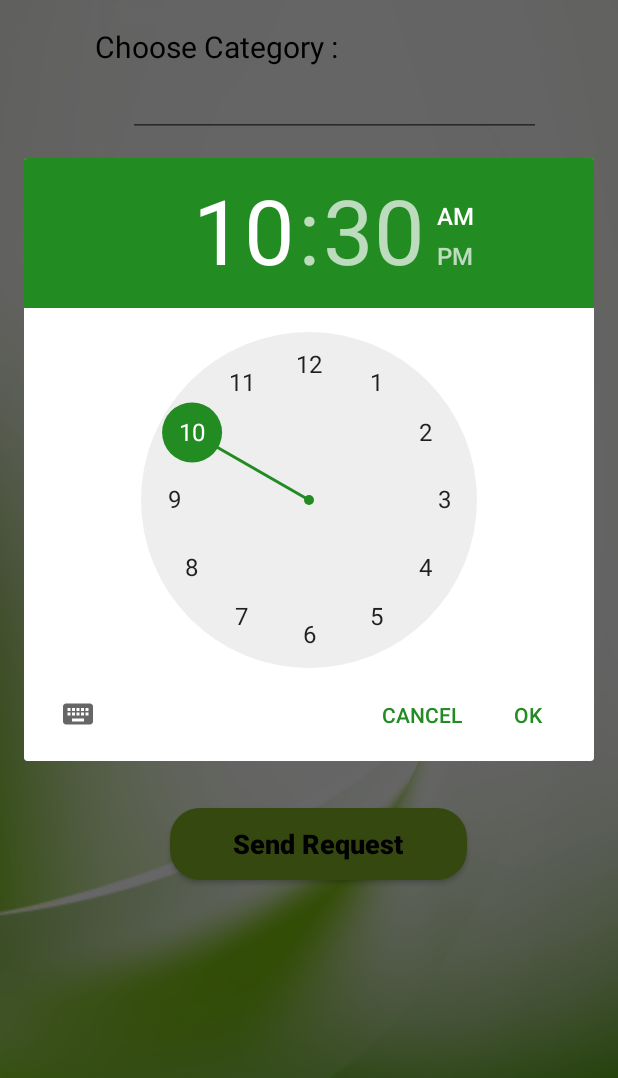
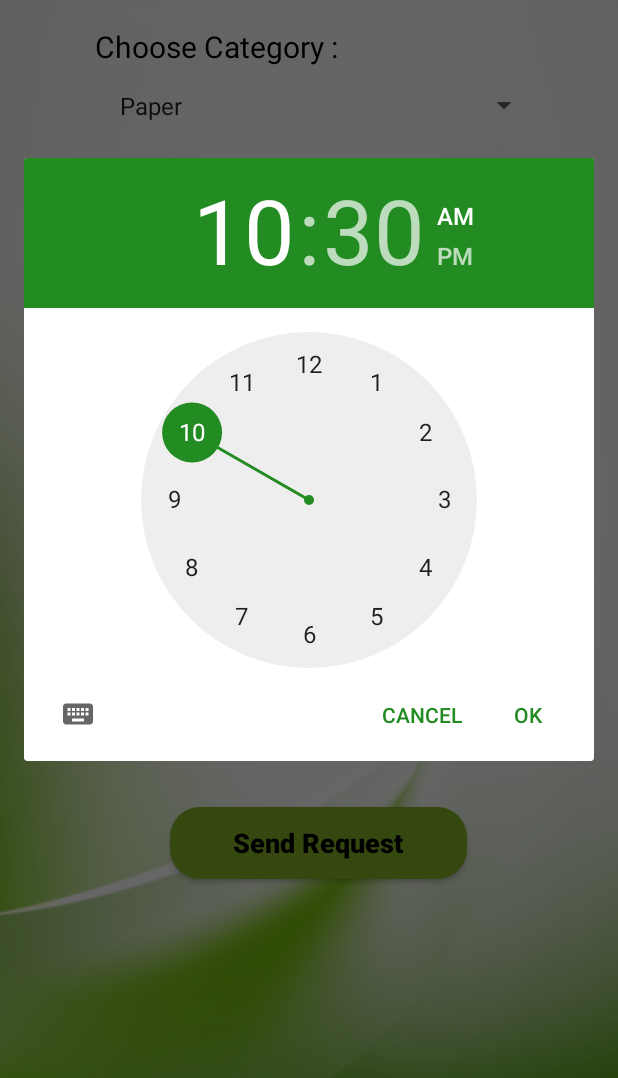
Before and after one commit to IT19073774/EcoClan_MAD, an Android app: the RecyclerRequestActivity screen opened directly, with no data from a screen before it, after a tap on "Pick Time", on a phone screen of 412 x 824 dp, the part 158-1236 px from its top. Run offline under Robolectric (Android 15) with nearby library versions, the phone set to English and light mode, and no system bars; our stand-ins replace Firebase (no records; nobody signed in at launch, a user with empty details on screens opened directly).

Commit message:
Insert Request Update Commit

```diff
--- a/app/src/main/java/com/example/ecoclan_v2/RecyclerRequestActivity.java
+++ b/app/src/main/java/com/example/ecoclan_v2/RecyclerRequestActivity.java
@@ -6,6 +6,7 @@ import android.content.Intent;
 import android.os.Bundle;
 import android.util.Log;
 import android.view.View;
+import android.widget.AdapterView;
 import android.widget.ArrayAdapter;
 import android.widget.Button;
 import android.widget.CalendarView;
@@ -22,6 +23,8 @@ import androidx.appcompat.app.AppCompatActivity;
 import com.google.android.gms.tasks.OnCompleteListener;
 import com.google.android.gms.tasks.Task;
 import com.google.firebase.auth.FirebaseAuth;
+import com.google.firebase.firestore.DocumentReference;
+import com.google.firebase.firestore.DocumentSnapshot;
 import com.google.firebase.firestore.FirebaseFirestore;
 import com.google.firebase.firestore.QuerySnapshot;
 
@@ -31,14 +34,16 @@ import java.util.HashMap;
 import java.util.List;
 import java.util.Map;
 
-public class RecyclerRequestActivity extends AppCompatActivity {
+public class RecyclerRequestActivity extends AppCompatActivity implements AdapterView.OnItemSelectedListener{
 
     Button btnDate, btnTime, btnAdd, btnSub;
     TextView date, time;
-    EditText weight, category;
+    EditText weight;
+    String category;
     Calendar calendar;
     DatePickerDialog datePickerDialog;
     TimePickerDialog timePickerDialog;
+    Spinner spin;
 
     FirebaseAuth auth = FirebaseAuth.getInstance();
     FirebaseFirestore db = FirebaseFirestore.getInstance();
@@ -57,29 +62,81 @@ public class RecyclerRequestActivity extends AppCompatActivity {
         date = findViewById(R.id.editTextDate);
         time = findViewById(R.id.editTextDate3);
         weight = findViewById(R.id.editTextTextPersonName1);
-        category = findViewById(R.id.editTextTextPersonName7);
+
+        spin = (Spinner) findViewById(R.id.spinner);
+        spin.setOnItemSelectedListener(this);
+        List<String> cat = new ArrayList<>();
+        cat.add("Paper");
+        cat.add("Glass");
+        cat.add("Plastic");
+        cat.add("Cloth");
+        cat.add("Metal");
+        ArrayAdapter<String> dataAdapter = new ArrayAdapter<>(this, android.R.layout.simple_spinner_item, cat);
+        dataAdapter.setDropDownViewResource(android.R.layout.simple_spinner_dropdown_item);
+        spin.setAdapter(dataAdapter);
+
+    }
+
+    @Override
+    public void onItemSelected(AdapterView<?> adapterView, View view, int i, long l) {
+        category = spin.getItemAtPosition(i).toString();
+    }
+
+    @Override
+    public void onNothingSelected(AdapterView<?> adapterView) {
 
     }
 
     public void request(View view){
 
         final String cat, wei, da,ti;
-        cat = category.getText().toString();
         wei = weight.getText().toString();
         da = date.getText().toString();
         ti = time.getText().toString();
 
+        DocumentReference dRef = db.collection("RecyclerCounter").document("Count");
+        dRef.get().addOnCompleteListener(new OnCompleteListener<DocumentSnapshot>() {
+            @Override
+            public void onComplete(@NonNull Task<DocumentSnapshot> task) {
+                if (task.isSuccessful()) {
+                    DocumentSnapshot doc = task.getResult();
+                    if (doc.exists()) {
+                        final Integer Count =  Integer.parseInt(doc.getData().get("Count").toString());
+
                         Map<String, Object> request = new HashMap<>();
-        request.put("Category", cat);
+                        request.put("Category", category);
                         request.put("Weight", wei);
                         request.put("ExpectedDate ", da);
                         request.put("ExpectedTime", ti);
                         request.put("RequesterID ", current_user);
+                        request.put("Status ", "PENDING");
 
-        db.collection("RecyclerRequests").document().set(request);
-        Toast.makeText(getApplicationContext(), "Request sent!", Toast.LENGTH_SHORT).show();
+                        final Map<String, Object> count = new HashMap<>();
+                        count.put("Count", Count+1);
+                        count.put("GiverID", "RECYCLER");
+
+                        db.collection("RecyclerRequests").document("RES0" + Count).set(request).addOnCompleteListener(new OnCompleteListener<Void>() {
+                            @Override
+                            public void onComplete(@NonNull Task<Void> task) {
+                                if (task.isSuccessful()) {
+                                    db.collection("RecyclerCounter").document("Count").set(count).addOnCompleteListener(new OnCompleteListener<Void>() {
+                                        @Override
+                                        public void onComplete(@NonNull Task<Void> task) {
+                                            if (task.isSuccessful()) {
+                                                Toast.makeText(getApplicationContext(), "Request Sent", Toast.LENGTH_LONG).show();
                                                 Intent intent = new Intent(getApplicationContext(), RecyclerHomeActivity.class);
                                                 startActivity(intent);
+                                            }
+                                        }
+                                    });
+                                }
+                            }
+                        });
+
+                    }
+                }
+            }
+        });
 
     }
 
--- a/app/src/main/res/layout/activity_recycler_request.xml
+++ b/app/src/main/res/layout/activity_recycler_request.xml
@@ -60,12 +60,28 @@
         app:layout_constraintStart_toStartOf="parent"
         app:layout_constraintTop_toBottomOf="@+id/textView2" />
 
+    <Spinner
+        android:id="@+id/spinner"
+        android:layout_width="298dp"
+        android:layout_height="51dp"
+        android:layout_below="@+id/city"
+        android:layout_alignParentStart="true"
+        android:layout_alignParentEnd="true"
+        android:layout_marginStart="62dp"
+        android:layout_marginEnd="51dp"
+        android:paddingLeft="10dp"
+        android:paddingRight="10dp"
+        app:layout_constraintEnd_toEndOf="parent"
+        app:layout_constraintHorizontal_bias="0.0"
+        app:layout_constraintStart_toStartOf="parent"
+        app:layout_constraintTop_toBottomOf="@+id/textView3" />
+
     <TextView
         android:id="@+id/textView4"
         android:layout_width="wrap_content"
         android:layout_height="wrap_content"
         android:layout_marginStart="62dp"
-        android:layout_marginTop="20dp"
+        android:layout_marginTop="14dp"
         android:layout_marginEnd="214dp"
         android:text="@string/weight"
         android:textColor="#000000"
@@ -73,7 +89,7 @@
         app:layout_constraintEnd_toEndOf="parent"
         app:layout_constraintHorizontal_bias="0.0"
         app:layout_constraintStart_toStartOf="parent"
-        app:layout_constraintTop_toBottomOf="@+id/editTextTextPersonName7" />
+        app:layout_constraintTop_toBottomOf="@+id/spinner" />
 
     <TextView
         android:id="@+id/textView6"
@@ -222,17 +238,4 @@
         app:layout_constraintEnd_toEndOf="parent"
         app:layout_constraintTop_toBottomOf="@+id/editTextTextPersonName1" />
 
-    <EditText
-        android:id="@+id/editTextTextPersonName7"
-        android:layout_width="275dp"
-        android:layout_height="39dp"
-        android:layout_marginStart="85dp"
-        android:layout_marginTop="7dp"
-        android:layout_marginEnd="51dp"
-        android:ems="10"
-        android:inputType="textPersonName"
-        app:layout_constraintEnd_toEndOf="parent"
-        app:layout_constraintStart_toStartOf="parent"
-        app:layout_constraintTop_toBottomOf="@+id/textView3" />
-
 </androidx.constraintlayout.widget.ConstraintLayout>
```
Also changed, not shown: 1 other file. Lines whose indentation alone changed are shown as unchanged.
